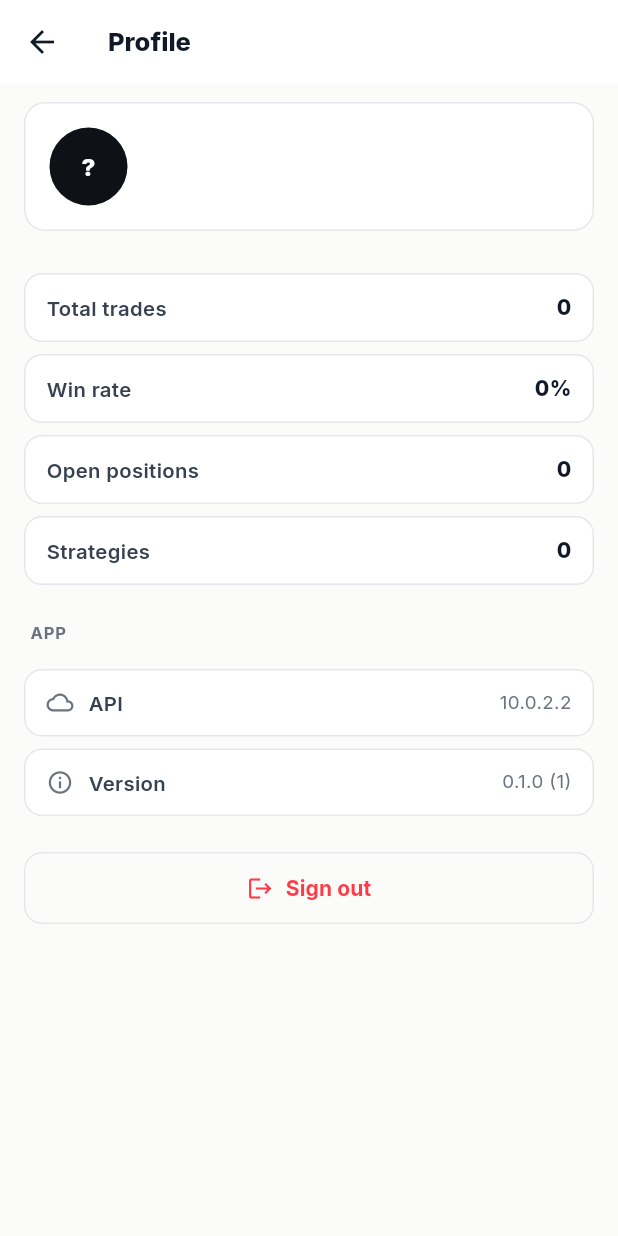
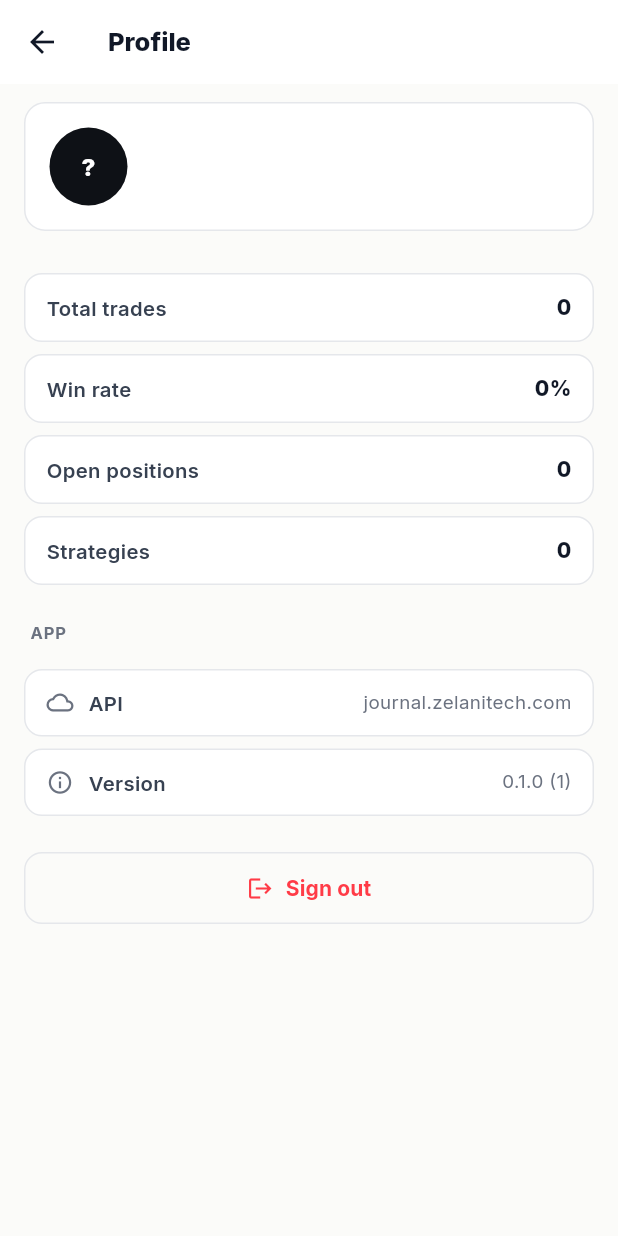
Before and after one commit to elijah1israel/journal-app, a Flutter app: the ProfileScreen screen opened directly, on a phone screen of 412 x 824 dp. Run offline on Flutter 3.47's test engine with Material 3 defaults, Android fonts, the phone set to English and light mode, and no system bars; our stand-ins replace dio, flutter_secure_storage, flutter_svg, google_fonts, package_info_plus; accounts and stored records are empty.

Commit message:
Pin production API at journal.zelanitech.com
The deploy workflow on trade-journal-backend SSHes into the VPS where
.env.prod holds:

  ALLOWED_HOSTS=journal.zelanitech.com
  CORS_ORIGINS=https://journal.zelanitech.com
  PORT=9000   (frontend nginx exposes 9000→80; /api proxied to backend:8000)

A diagnostic probe-host workflow confirmed these values from the live
VPS over SSH. Default WICKBOOK_API to that host so a sideloaded APK
talks to production out of the box; override with --dart-define for
local dev against http://10.0.2.2:8000/api.

https://claude.ai/code/session_01Lo5PQnA61W8obVpFW2W9vk

```diff
--- a/lib/config.dart
+++ b/lib/config.dart
@@ -3,10 +3,13 @@ class ApiConfig {
   /// Base URL of the Wickbook API (the Trade Journal Django backend).
   /// The REST surface lives under `/api/`.
   ///
-  /// Override at run-time for local dev, e.g. on the Android emulator:
+  /// Defaults to the production host so a sideloaded APK works out of
+  /// the box. Override at run-time for local dev, e.g. on the Android
+  /// emulator:
+  ///
   ///   flutter run --dart-define=WICKBOOK_API=http://10.0.2.2:8000/api
   static const String baseUrl = String.fromEnvironment(
     'WICKBOOK_API',
-    defaultValue: 'http://10.0.2.2:8000/api',
+    defaultValue: 'https://journal.zelanitech.com/api',
   );
 }
```
